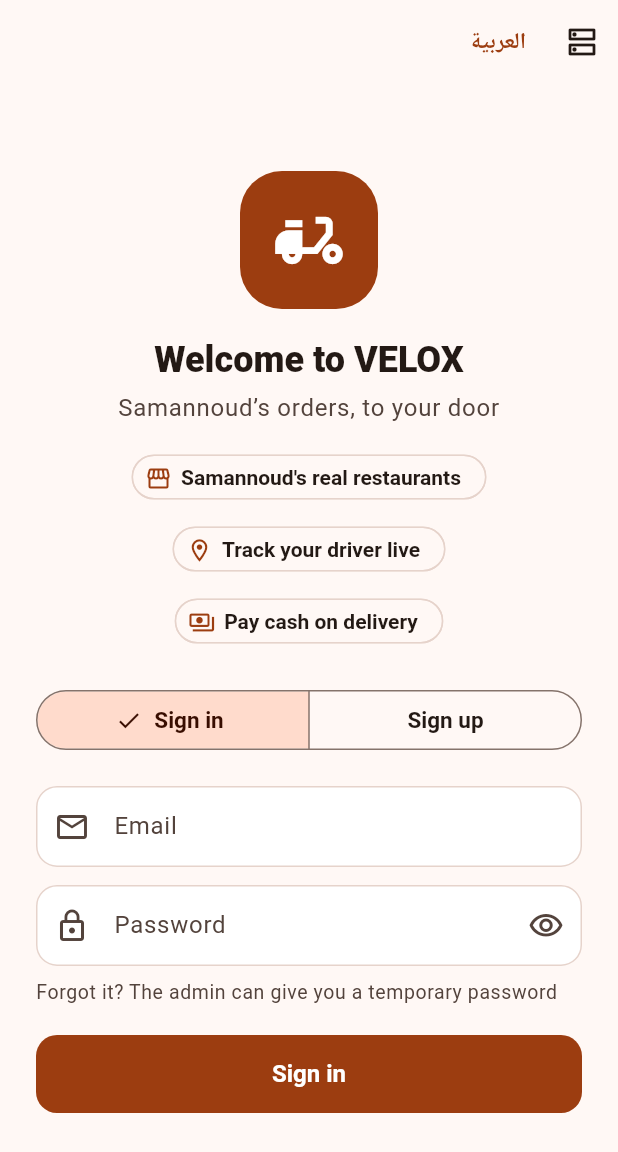
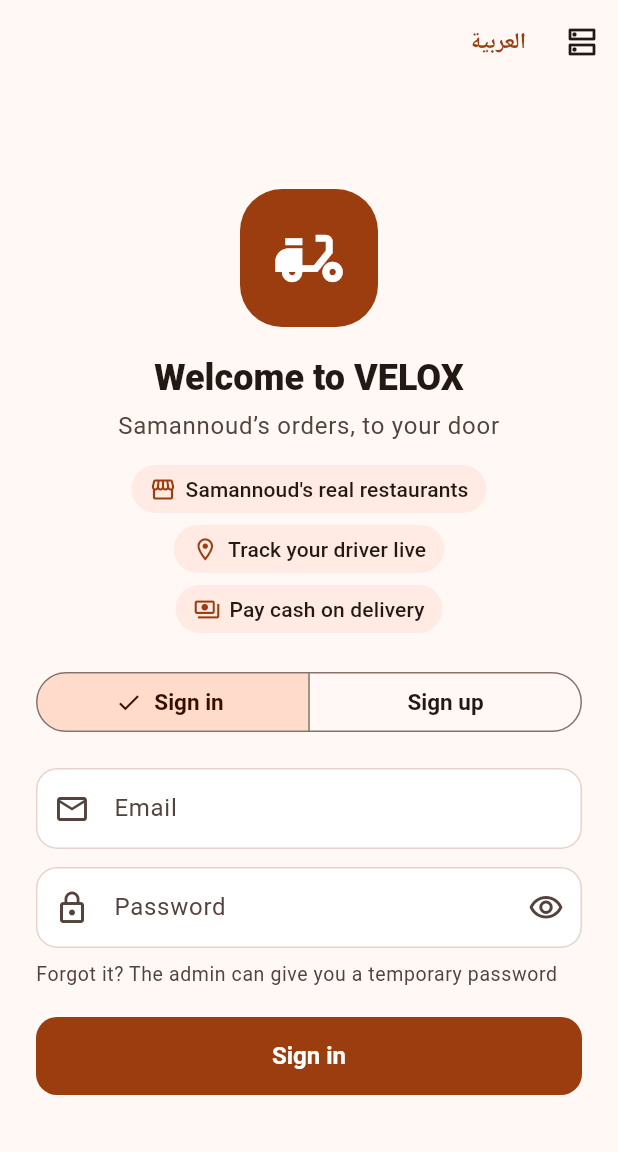
Before and after one commit to abdelrhman19122007/VELOX, a Flutter app: the screen it shows after launch, on a phone screen of 412 x 824 dp. Shown: the top 1152 px of the screen. Run offline on Flutter 3.47's test engine with Material 3 defaults, Android fonts, the phone set to English and light mode, and no system bars; our stand-ins replace firebase_core, firebase_messaging, flutter_map, geolocator, google_fonts, latlong2 and 1 more; accounts and stored records are empty; network calls fail; Roboto replaces fonts that are missing (Cairo).

Commit message:
App: welcome perks as plain pills (Chip clipped the Cairo font on the web)

```diff
--- a/mobile/lib/screens/auth/welcome_screen.dart
+++ b/mobile/lib/screens/auth/welcome_screen.dart
@@ -79,10 +79,18 @@ class _WelcomeScreenState extends State<WelcomeScreen> {
                     ].indexed)
                       FadeSlideIn(
                         index: i + 1,
-                        child: Chip(
-                          avatar: Icon(p.$1, size: 18, color: cs.primary),
-                          label: Text(s.t(p.$2)),
-                          visualDensity: VisualDensity.compact,
+                        // a plain pill: Chip clips the Cairo font's tall line height on the web
+                        child: Container(
+                          padding: const EdgeInsets.symmetric(horizontal: 12, vertical: 6),
+                          decoration: BoxDecoration(
+                            color: cs.primaryContainer.withValues(alpha: 0.45),
+                            borderRadius: BorderRadius.circular(20),
+                          ),
+                          child: Row(mainAxisSize: MainAxisSize.min, children: [
+                            Icon(p.$1, size: 18, color: cs.primary),
+                            const SizedBox(width: 6),
+                            Text(s.t(p.$2), style: tt.labelLarge),
+                          ]),
                         ),
                       ),
                   ]),
```
